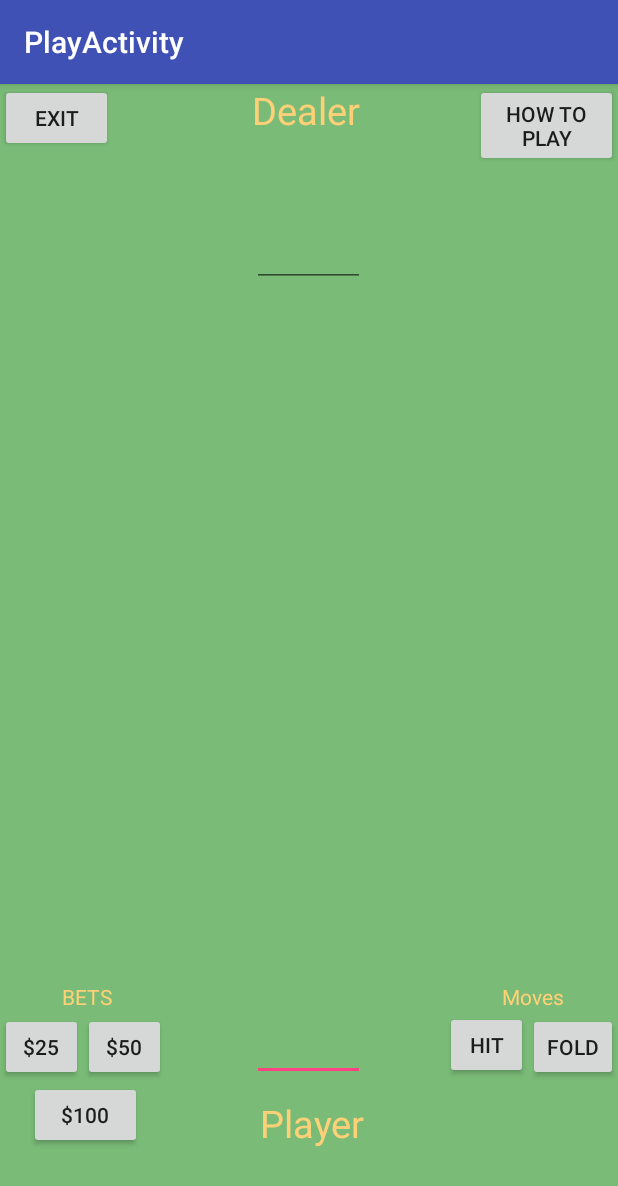
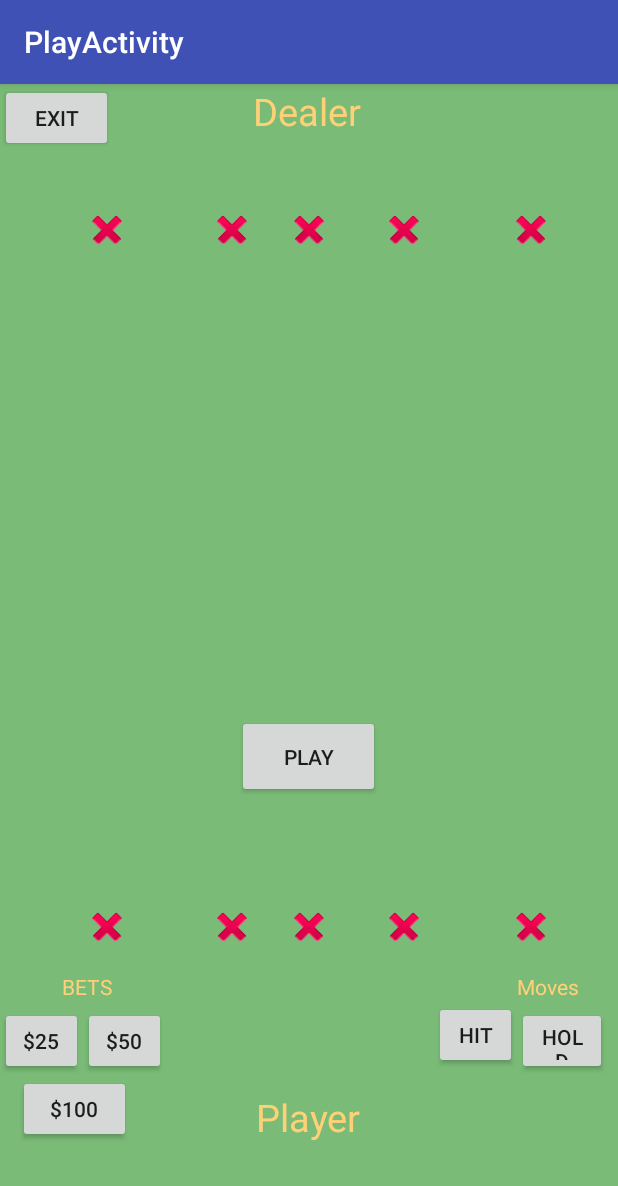
Before and after one commit to dbudrys/BlackJack01, an Android app: the PlayActivity screen opened directly, with no data from a screen before it, on a phone screen of 412 x 824 dp. Shown: the top 1186 px of the screen. Run offline under Robolectric (Android 15) with nearby library versions, the phone set to English and light mode, and no system bars; 1 statement that could not run was skipped.

Commit message:
Added image views for cards later and deleted two edit views

```diff
--- a/app/src/main/java/com/dustin_domas_assignment/blackjack01/PlayActivity.java
+++ b/app/src/main/java/com/dustin_domas_assignment/blackjack01/PlayActivity.java
@@ -42,6 +42,8 @@ public class PlayActivity extends AppCompatActivity {
         Button about;
         findViewById(R.id.exit_button).setOnClickListener(new AboutListener());
         //findViewById(R.id.sound_button).setOnClickListener(new StartListener());
+
+
 
 
 
--- a/app/src/main/res/layout/content_play.xml
+++ b/app/src/main/res/layout/content_play.xml
@@ -10,27 +10,6 @@
     tools:showIn="@layout/activity_play"
     android:background="#7ABB77">
 
-    <EditText
-        android:layout_width="75dp"
-        android:layout_height="75dp"
-        android:inputType="textPersonName"
-        android:ems="10"
-        android:id="@+id/Player_Hand"
-        android:layout_alignBottom="@+id/Player_TV"
-        android:layout_centerHorizontal="true"
-        android:layout_marginBottom="45dp" />
-
-    <EditText
-        android:layout_width="75dp"
-        android:layout_height="75dp"
-        android:inputType="textPersonName"
-        android:ems="10"
-        android:layout_marginTop="25dp"
-        android:id="@+id/Dealer_Hand"
-        android:layout_below="@+id/Dealer_TV"
-        android:layout_alignLeft="@+id/Player_Hand"
-        android:layout_alignStart="@+id/Player_Hand" />
-
     <Button
         android:text="$50"
         android:layout_width="55dp"
@@ -40,18 +19,6 @@
         android:layout_toEndOf="@+id/twentyFive_button"
         android:id="@+id/fifty_button" />
 
-    <TextView
-        android:text="Dealer"
-        android:layout_width="wrap_content"
-        android:layout_height="wrap_content"
-        android:id="@+id/Dealer_TV"
-        tools:ignore="HardcodedText"
-        android:textSize="25sp"
-        android:layout_alignParentTop="true"
-        android:layout_alignLeft="@+id/Dealer_Hand"
-        android:layout_alignStart="@+id/Dealer_Hand"
-        android:textColor="#FFD177" />
-
     <Button
         android:text="Exit"
         android:layout_width="75dp"
@@ -60,54 +27,6 @@
         android:layout_alignParentTop="true"
         android:layout_alignParentLeft="true"
         android:layout_alignParentStart="true" />
-
-    <Button
-        android:text="How to Play"
-        android:id="@+id/howToPlay_button"
-        android:layout_width="95dp"
-        android:layout_height="55dp"
-        android:layout_alignParentRight="true"
-        android:layout_alignParentEnd="true" />
-
-    <Button
-        android:text="$25"
-        android:layout_height="45dp"
-        android:id="@+id/twentyFive_button"
-        android:layout_width="55dp"
-        android:layout_alignBottom="@+id/Player_Hand"
-        android:layout_alignParentLeft="true"
-        android:layout_alignParentStart="true" />
-
-    <Button
-        android:text="Hit"
-        android:layout_width="55dp"
-        android:layout_height="45dp"
-        android:id="@+id/hit_button"
-        android:layout_alignBaseline="@+id/hold_button"
-        android:layout_alignBottom="@+id/hold_button"
-        android:layout_toLeftOf="@+id/hold_button"
-        android:layout_toStartOf="@+id/hold_button" />
-
-    <Button
-        android:text="Fold"
-        android:layout_height="45dp"
-        android:id="@+id/hold_button"
-        android:layout_width="60dp"
-        android:layout_alignBottom="@+id/Player_Hand"
-        android:layout_alignParentRight="true"
-        android:layout_alignParentEnd="true" />
-
-    <TextView
-        android:text="Player"
-        android:layout_width="wrap_content"
-        android:layout_height="wrap_content"
-        android:layout_marginBottom="58dp"
-        android:id="@+id/Player_TV"
-        android:textSize="25sp"
-        android:textColor="#FFD177"
-        android:layout_alignParentBottom="true"
-        android:layout_alignRight="@+id/Player_Hand"
-        android:layout_alignEnd="@+id/Player_Hand" />
 
     <TextView
         android:text="BETS"
@@ -119,27 +38,181 @@
         android:layout_alignRight="@+id/exit_button"
         android:layout_alignEnd="@+id/exit_button" />
 
-    <Button
-        android:text="$100"
-        android:layout_width="75dp"
-        android:layout_height="45dp"
-        android:id="@+id/hundred_button"
-        android:layout_below="@+id/fifty_button"
-        android:layout_alignRight="@+id/fifty_button"
-        android:layout_alignEnd="@+id/fifty_button"
-        android:layout_marginRight="16dp"
-        android:layout_marginEnd="16dp" />
-
     <TextView
         android:text="Moves"
         android:layout_width="wrap_content"
         android:layout_height="wrap_content"
         android:id="@+id/Moves_View"
         android:textColor="#FFD177"
-        android:layout_marginLeft="18dp"
-        android:layout_marginStart="18dp"
         android:layout_above="@+id/hit_button"
-        android:layout_alignLeft="@+id/howToPlay_button"
-        android:layout_alignStart="@+id/howToPlay_button" />
+        android:layout_alignParentRight="true"
+        android:layout_alignParentEnd="true"
+        android:layout_marginRight="26dp"
+        android:layout_marginEnd="26dp"
+        android:layout_alignTop="@+id/BETS_TV" />
+
+    <ImageView
+        android:layout_width="wrap_content"
+        android:layout_height="wrap_content"
+        app:srcCompat="@android:drawable/ic_delete"
+        android:layout_alignBottom="@+id/Card2_P"
+        android:layout_centerHorizontal="true"
+        android:id="@+id/Card3_P" />
+
+    <TextView
+        android:text="Player"
+        android:layout_width="wrap_content"
+        android:layout_height="wrap_content"
+        android:layout_marginBottom="62dp"
+        android:id="@+id/Player_TV"
+        android:textSize="25sp"
+        android:textColor="#FFD177"
+        android:layout_alignParentBottom="true"
+        android:layout_centerHorizontal="true" />
+
+    <ImageView
+        android:layout_width="wrap_content"
+        android:layout_height="wrap_content"
+        app:srcCompat="@android:drawable/ic_delete"
+        android:id="@+id/Card2_P"
+        android:layout_alignTop="@+id/Card_1_P1"
+        android:layout_toLeftOf="@+id/Player_TV"
+        android:layout_toStartOf="@+id/Player_TV" />
+
+    <ImageView
+        android:layout_width="wrap_content"
+        android:layout_height="wrap_content"
+        app:srcCompat="@android:drawable/ic_delete"
+        android:id="@+id/Card_1_P1"
+        android:layout_marginBottom="37dp"
+        android:layout_above="@+id/fifty_button"
+        android:layout_toRightOf="@+id/twentyFive_button"
+        android:layout_toEndOf="@+id/twentyFive_button" />
+
+    <Button
+        android:text="$100"
+        android:layout_width="75dp"
+        android:layout_height="45dp"
+        android:id="@+id/hundred_button"
+        android:layout_alignBottom="@+id/Player_TV"
+        android:layout_alignRight="@+id/Card_1_P1"
+        android:layout_alignEnd="@+id/Card_1_P1" />
+
+    <Button
+        android:text="Hold"
+        android:layout_height="45dp"
+        android:id="@+id/hold_button"
+        android:layout_width="60dp"
+        android:layout_below="@+id/Card_1_P1"
+        android:layout_toRightOf="@+id/hit_button"
+        android:layout_toEndOf="@+id/hit_button" />
+
+    <ImageView
+        android:layout_width="wrap_content"
+        android:layout_height="wrap_content"
+        app:srcCompat="@android:drawable/ic_delete"
+        android:id="@+id/Card5_D"
+        android:layout_alignTop="@+id/Card1_D"
+        android:layout_toEndOf="@+id/hit_button"
+        android:layout_alignLeft="@+id/Card5_P"
+        android:layout_alignStart="@+id/Card5_P" />
+
+    <ImageView
+        android:layout_width="wrap_content"
+        android:layout_height="wrap_content"
+        app:srcCompat="@android:drawable/ic_delete"
+        android:id="@+id/Card3_D"
+        android:layout_alignTop="@+id/Card2_D"
+        android:layout_alignLeft="@+id/Card3_P"
+        android:layout_alignStart="@+id/Card3_P" />
+
+    <TextView
+        android:text="Dealer"
+        android:layout_width="wrap_content"
+        android:layout_height="wrap_content"
+        android:id="@+id/Dealer_TV"
+        tools:ignore="HardcodedText"
+        android:textSize="25sp"
+        android:textColor="#FFD177"
+        android:layout_alignBaseline="@+id/exit_button"
+        android:layout_alignBottom="@+id/exit_button"
+        android:layout_alignRight="@+id/Player_TV"
+        android:layout_alignEnd="@+id/Player_TV" />
+
+    <ImageView
+        android:layout_width="wrap_content"
+        android:layout_height="wrap_content"
+        app:srcCompat="@android:drawable/ic_delete"
+        android:id="@+id/Card5_P"
+        android:layout_alignTop="@+id/Card3_P"
+        android:layout_alignRight="@+id/Moves_View"
+        android:layout_alignEnd="@+id/Moves_View"
+        android:layout_marginRight="16dp"
+        android:layout_marginEnd="16dp" />
+
+    <Button
+        android:text="Play"
+        android:id="@+id/Play_button"
+        android:layout_width="95dp"
+        android:layout_height="55dp"
+        android:layout_above="@+id/Card3_P"
+        android:layout_centerHorizontal="true"
+        android:layout_marginBottom="70dp" />
+
+    <Button
+        android:text="$25"
+        android:layout_height="45dp"
+        android:id="@+id/twentyFive_button"
+        android:layout_width="55dp"
+        android:layout_above="@+id/hundred_button"
+        android:layout_alignParentLeft="true"
+        android:layout_alignParentStart="true" />
+
+    <Button
+        android:text="Hit"
+        android:layout_width="55dp"
+        android:layout_height="45dp"
+        android:id="@+id/hit_button"
+        android:layout_alignBaseline="@+id/hold_button"
+        android:layout_alignBottom="@+id/hold_button"
+        android:layout_toLeftOf="@+id/Moves_View"
+        android:layout_toStartOf="@+id/Moves_View" />
+
+    <ImageView
+        android:layout_width="wrap_content"
+        android:layout_height="wrap_content"
+        app:srcCompat="@android:drawable/ic_delete"
+        android:id="@+id/Card4_D"
+        android:layout_alignTop="@+id/Card3_D"
+        android:layout_toRightOf="@+id/Play_button"
+        android:layout_toEndOf="@+id/Play_button" />
+
+    <ImageView
+        android:layout_width="wrap_content"
+        android:layout_height="wrap_content"
+        app:srcCompat="@android:drawable/ic_delete"
+        android:id="@+id/Card4_P"
+        android:layout_alignTop="@+id/Card5_P"
+        android:layout_toRightOf="@+id/Play_button"
+        android:layout_toEndOf="@+id/Play_button" />
+
+    <ImageView
+        android:layout_width="wrap_content"
+        android:layout_height="wrap_content"
+        app:srcCompat="@android:drawable/ic_delete"
+        android:id="@+id/Card1_D"
+        android:layout_marginTop="36dp"
+        android:layout_below="@+id/exit_button"
+        android:layout_alignLeft="@+id/Card_1_P1"
+        android:layout_alignStart="@+id/Card_1_P1" />
+
+    <ImageView
+        android:layout_width="wrap_content"
+        android:layout_height="wrap_content"
+        app:srcCompat="@android:drawable/ic_delete"
+        android:id="@+id/Card2_D"
+        android:layout_alignTop="@+id/Card1_D"
+        android:layout_alignLeft="@+id/Card2_P"
+        android:layout_alignStart="@+id/Card2_P" />
 
 </RelativeLayout>
```
